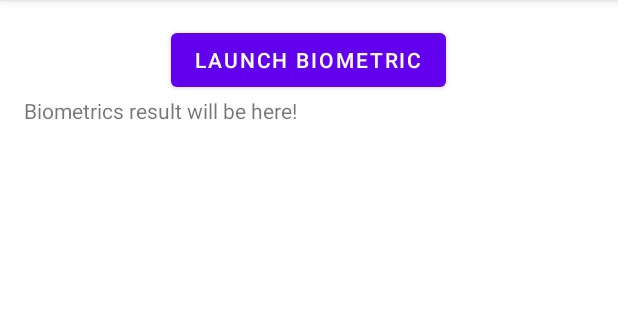
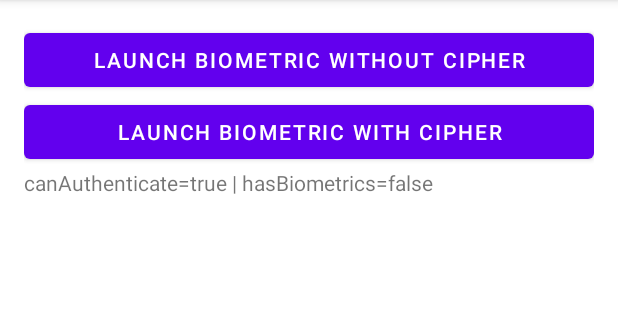
Before and after one commit to WBertan/BiometricsExample, an Android app: the screen it shows after launch (MainActivity), on a phone screen of 412 x 824 dp, the part 84-404 px from its top. Run offline under Robolectric (Android 15) with nearby library versions, the phone set to English and light mode, and no system bars.

Commit message:
Add option to try with a Cipher.

```diff
--- a/app/build.gradle
+++ b/app/build.gradle
@@ -38,6 +38,7 @@ dependencies {
     implementation 'androidx.appcompat:appcompat:1.1.0'
     implementation 'com.google.android.material:material:1.1.0'
     implementation 'androidx.constraintlayout:constraintlayout:1.1.3'
+    implementation 'androidx.security:security-crypto:1.1.0-alpha01'
     testImplementation 'junit:junit:4.13'
     androidTestImplementation 'androidx.test.ext:junit:1.1.1'
     androidTestImplementation 'androidx.test.espresso:espresso-core:3.2.0'
--- a/app/src/main/java/com/test/biometrics/MainActivity.kt
+++ b/app/src/main/java/com/test/biometrics/MainActivity.kt
@@ -1,12 +1,22 @@
 package com.test.biometrics
 
+import android.content.Context
+import android.content.pm.PackageManager
+import android.os.Build
 import android.os.Bundle
+import android.security.keystore.KeyGenParameterSpec
+import android.security.keystore.KeyProperties
 import android.widget.Button
 import android.widget.TextView
 import androidx.appcompat.app.AppCompatActivity
 import androidx.biometric.BiometricConstants
+import androidx.biometric.BiometricManager
 import androidx.biometric.BiometricPrompt
 import androidx.core.content.ContextCompat
+import androidx.security.crypto.MasterKeys
+import javax.crypto.Cipher
+import javax.crypto.KeyGenerator
+import javax.crypto.SecretKey
 
 class MainActivity : AppCompatActivity() {
 
@@ -44,18 +54,76 @@ class MainActivity : AppCompatActivity() {
         super.onCreate(savedInstanceState)
         setContentView(R.layout.activity_main)
 
-        findViewById<Button>(R.id.button).setOnClickListener { show() }
+        findViewById<Button>(R.id.button1).setOnClickListener { showWithoutCipher() }
+        findViewById<Button>(R.id.button2).setOnClickListener { showWithCipher() }
+
+        val canAuthenticate = BiometricManager.from(this)
+            .canAuthenticate() == BiometricManager.BIOMETRIC_SUCCESS
+        val hasBiometrics = hasBiometrics(this)
+        "canAuthenticate=$canAuthenticate | hasBiometrics=$hasBiometrics".writeResult()
     }
 
-    private fun show() {
+    private fun hasBiometrics(context: Context): Boolean {
+        val pm = context.packageManager
+        val features = if (Build.VERSION.SDK_INT >= Build.VERSION_CODES.Q) {
+            setOf(
+                PackageManager.FEATURE_FINGERPRINT,
+                PackageManager.FEATURE_IRIS,
+                PackageManager.FEATURE_FACE
+            )
+        } else {
+            setOf(PackageManager.FEATURE_FINGERPRINT)
+        }
+        return features.any(pm::hasSystemFeature)
+    }
+
+    private fun showWithoutCipher() {
         val executor = ContextCompat.getMainExecutor(this)
         val biometricPrompt = BiometricPrompt(this, executor, authenticationCallback)
         val promptInfo = BiometricPrompt.PromptInfo.Builder()
-                .setTitle("Biometric login for my app")
-                .setSubtitle("Log in using your biometric credential")
-                .setNegativeButtonText("Cancel")
-                .build()
+            .setTitle("Biometric login for my app")
+            .setSubtitle("Log in using your biometric credential")
+            .setNegativeButtonText("Cancel")
+            .build()
         biometricPrompt.authenticate(promptInfo)
+    }
+
+    private fun showWithCipher() {
+        val executor = ContextCompat.getMainExecutor(this)
+        val biometricPrompt = BiometricPrompt(this, executor, authenticationCallback)
+        val promptInfo = BiometricPrompt.PromptInfo.Builder()
+            .setTitle("Biometric login for my app")
+            .setSubtitle("Log in using your biometric credential")
+            .setNegativeButtonText("Cancel")
+            .build()
+        val cipher = getCipher()
+        val crypto = BiometricPrompt.CryptoObject(cipher)
+        biometricPrompt.authenticate(promptInfo, crypto)
+    }
+
+    // Source: https://arctouch.com/blog/cryptographic-keys-fingerprint-authentication-android/
+    private fun getCipher(): Cipher {
+        val keyGenParameterSpec = MasterKeys.AES256_GCM_SPEC
+        val masterKeyAlias = MasterKeys.getOrCreate(keyGenParameterSpec)
+
+        val keySpec = KeyGenParameterSpec.Builder(
+            masterKeyAlias, // (1)
+            KeyProperties.PURPOSE_ENCRYPT or KeyProperties.PURPOSE_DECRYPT // (2)
+        )
+            .setKeySize(256) // (3)
+            .setBlockModes(KeyProperties.BLOCK_MODE_CBC) // (4)
+            .setEncryptionPaddings(KeyProperties.ENCRYPTION_PADDING_PKCS7) // (5)
+//            .setUserAuthenticationRequired(true) // (6)
+            .build()
+        val keygen = KeyGenerator.getInstance(
+            KeyProperties.KEY_ALGORITHM_AES, // (1)
+            "AndroidKeyStore" // (2)
+        ).apply { init(keySpec) } // (3)
+
+        val key: SecretKey = keygen.generateKey() // (4)
+
+        return Cipher.getInstance("AES/CBC/PKCS7Padding")
+            .apply { init(Cipher.ENCRYPT_MODE, key) }
     }
 
     private fun String?.writeResult() {
--- a/app/src/main/res/layout/activity_main.xml
+++ b/app/src/main/res/layout/activity_main.xml
@@ -9,10 +9,16 @@
     tools:context=".MainActivity">
 
     <Button
-        android:id="@+id/button"
-        android:layout_width="wrap_content"
+        android:id="@+id/button1"
+        android:layout_width="match_parent"
         android:layout_height="wrap_content"
-        android:text="Launch Biometric" />
+        android:text="Launch Biometric Without Cipher" />
+
+    <Button
+        android:id="@+id/button2"
+        android:layout_width="match_parent"
+        android:layout_height="wrap_content"
+        android:text="Launch Biometric With Cipher" />
 
     <TextView
         android:id="@+id/textView"
```
